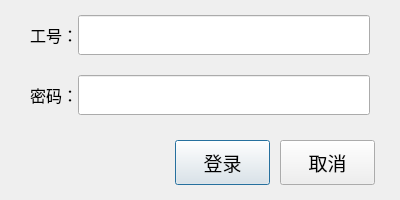
This is Admin/logindialog.ui in Soulike/bankQueuingSystem as Qt 5 draws it before an edit. The edited form follows.
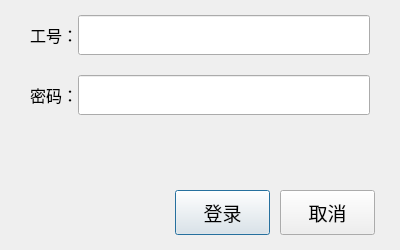
This is the edited form.

What changed in the file:
```diff
--- a/Admin/logindialog.ui
+++ b/Admin/logindialog.ui
@@ -7,19 +7,19 @@
     <x>0</x>
     <y>0</y>
     <width>400</width>
-    <height>200</height>
+    <height>250</height>
    </rect>
   </property>
   <property name="minimumSize">
    <size>
     <width>400</width>
-    <height>200</height>
+    <height>250</height>
    </size>
   </property>
   <property name="maximumSize">
    <size>
     <width>400</width>
-    <height>200</height>
+    <height>250</height>
    </size>
   </property>
   <property name="windowTitle">
@@ -29,7 +29,7 @@
    <property name="geometry">
     <rect>
      <x>0</x>
-     <y>125</y>
+     <y>175</y>
      <width>400</width>
      <height>75</height>
     </rect>
@@ -236,6 +236,33 @@
     </item>
    </layout>
   </widget>
+  <widget class="QLabel" name="message">
+   <property name="geometry">
+    <rect>
+     <x>0</x>
+     <y>125</y>
+     <width>400</width>
+     <height>50</height>
+    </rect>
+   </property>
+   <property name="sizePolicy">
+    <sizepolicy hsizetype="Preferred" vsizetype="Expanding">
+     <horstretch>0</horstretch>
+     <verstretch>0</verstretch>
+    </sizepolicy>
+   </property>
+   <property name="font">
+    <font>
+     <pointsize>20</pointsize>
+    </font>
+   </property>
+   <property name="text">
+    <string/>
+   </property>
+   <property name="alignment">
+    <set>Qt::AlignCenter</set>
+   </property>
+  </widget>
  </widget>
  <layoutdefault spacing="6" margin="11"/>
  <resources/>
```
Left out of the diff: 3 changed lines with no effect on the pictures.
